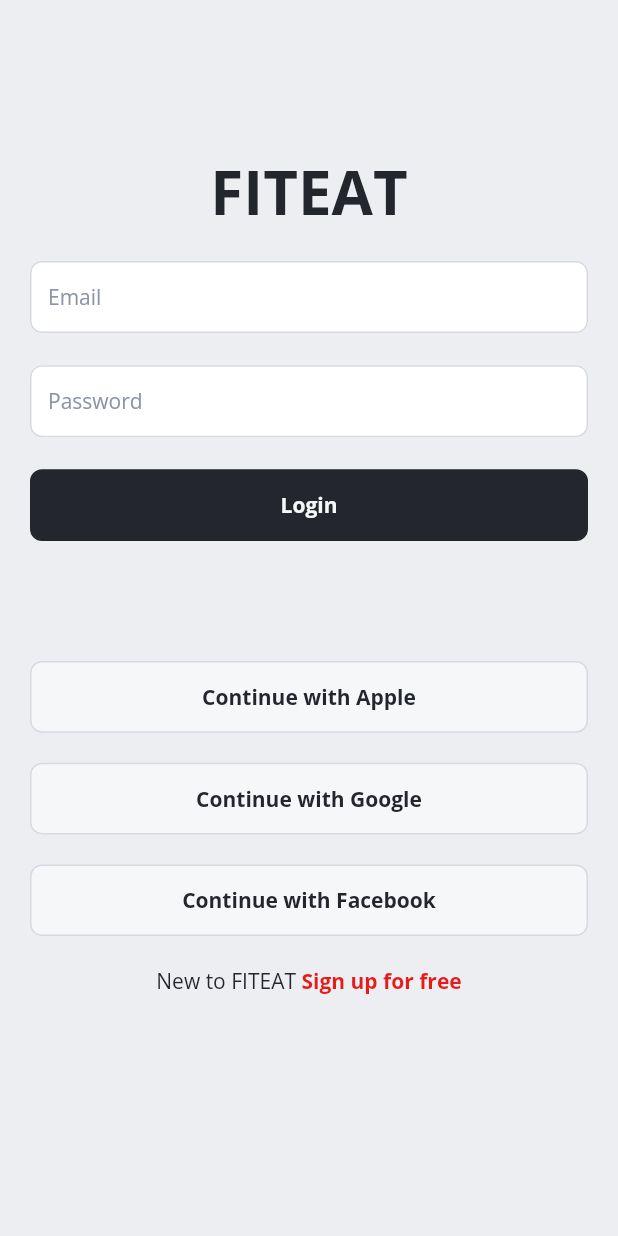
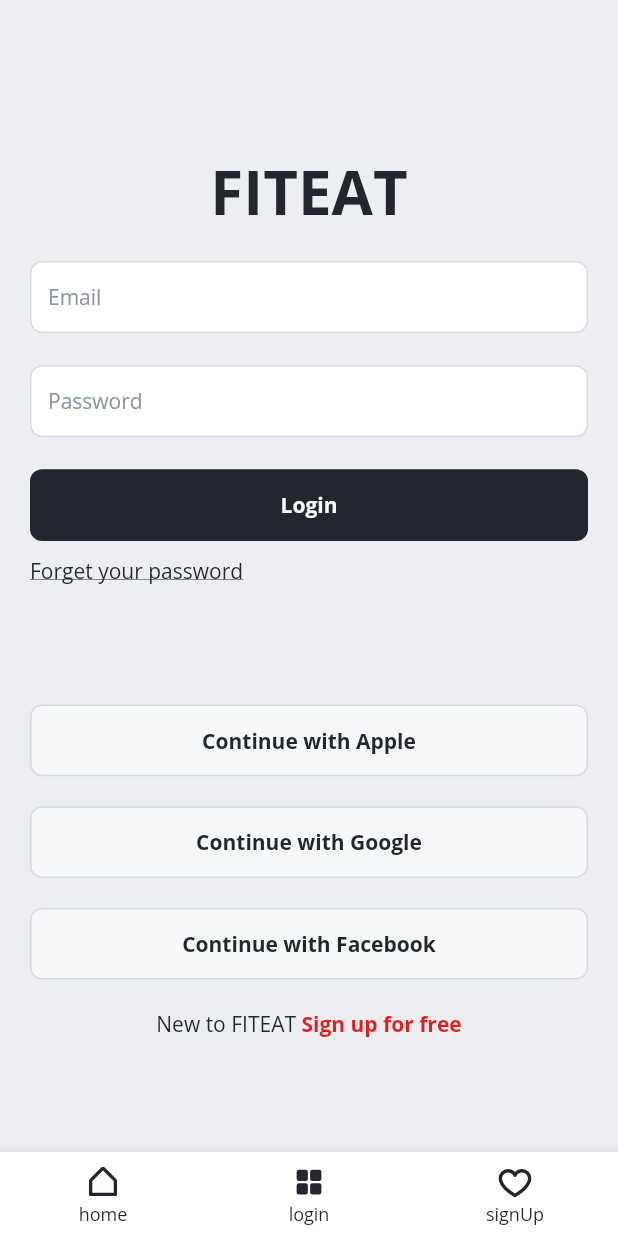
Before and after one commit to RojinTemell/fit_eat, a Flutter app: the screen it shows after launch, on a phone screen of 412 x 824 dp. Run offline on Flutter 3.47's test engine with Material 3 defaults, Android fonts, the phone set to English and light mode, and no system bars; our stand-ins replace dio, go_router, phosphor_flutter, shared_preferences.

Commit message:
add navbar,sign up and forgot password pages

```diff
--- /dev/null
+++ b/lib/core/components/bottom_nav_bar.dart
@@ -0,0 +1,118 @@
+// ignore_for_file: public_member_api_docs, sort_constructors_first
+import 'package:flutter/material.dart';
+import 'package:go_router/go_router.dart';
+import 'package:phosphor_flutter/phosphor_flutter.dart';
+import '../constants/text_constants.dart';
+
+final ValueNotifier<bool> showBottomBar = ValueNotifier(true);
+
+class BottomNavBar extends StatefulWidget {
+  const BottomNavBar({super.key, required this.shell});
+  final StatefulNavigationShell shell;
+
+  @override
+  State<BottomNavBar> createState() => _BottomNavBarState();
+}
+
+class _BottomNavBarState extends State<BottomNavBar>
+    with SingleTickerProviderStateMixin {
+  void resetNavigation() {
+    Future.delayed(Duration(milliseconds: 50), () {
+      if (mounted) {
+        widget.shell.goBranch(0, initialLocation: true);
+      }
+    });
+  }
+
+  final List<BottomTabType> tabs = BottomTabType.values;
+  int? lastTappedIndex;
+  DateTime? lastTappedTime;
+  @override
+  Widget build(BuildContext context) {
+    return Scaffold(
+      extendBody: true,
+      resizeToAvoidBottomInset: false,
+      backgroundColor: Constant.fillWhite(context),
+      bottomNavigationBar: ValueListenableBuilder<bool>(
+        valueListenable: showBottomBar,
+        builder: (context, value, _) {
+          return value
+              ? BottomNavigationBar(
+                  backgroundColor: Constant.fillWhite(context),
+                  selectedFontSize: 12,
+                  unselectedFontSize: 12,
+                  selectedItemColor: Constant.iconDark(context),
+                  unselectedItemColor: Constant.iconDark(context),
+                  unselectedLabelStyle: const TextStyle(
+                    fontSize: 12,
+                    fontWeight: FontWeight.w400,
+                  ),
+                  selectedLabelStyle: const TextStyle(
+                    fontSize: 12,
+                    fontWeight: FontWeight.w400,
+                  ),
+                  type: BottomNavigationBarType.fixed,
+                  onTap: (value) {
+                    final now = DateTime.now();
+                    if (lastTappedIndex == value &&
+                        lastTappedTime != null &&
+                        now.difference(lastTappedTime!) <
+                            const Duration(milliseconds: 300)) {
+                      widget.shell.goBranch(value, initialLocation: true);
+                    } else {
+                      //widget.shell.goBranch(value, initialLocation: true);
+                      widget.shell.goBranch(value);
+                    }
+
+                    lastTappedIndex = value;
+                    lastTappedTime = now;
+                  },
+                  currentIndex: widget.shell.currentIndex,
+                  items: List.generate(
+                    tabs.length,
+                    (index) => tabItem(
+                      tabs[index],
+                      widget.shell.currentIndex == index,
+                    ),
+                  ),
+                )
+              : const SizedBox.shrink();
+        },
+      ),
+      body: widget.shell,
+    );
+  }
+
+  BottomNavigationBarItem tabItem(BottomTabType tab, bool isSelected) {
+    return BottomNavigationBarItem(
+      label: tab.label,
+      icon: SizedBox(
+        width: 26,
+        height: 26,
+        child: PhosphorIcon(
+          tab.icon(
+            isSelected ? PhosphorIconsStyle.fill : PhosphorIconsStyle.bold,
+          ),
+          size: 24,
+        ),
+      ),
+    );
+  }
+}
+
+enum BottomTabType { home, login, signUp }
+
+extension BottomTabExtension on BottomTabType {
+  String get label => name;
+
+  IconData icon(PhosphorIconsStyle style) {
+    switch (this) {
+      case BottomTabType.home:
+        return PhosphorIcons.houseSimple(style);
+      case BottomTabType.login:
+        return PhosphorIcons.squaresFour(style);
+      case BottomTabType.signUp:
+        return PhosphorIcons.heart(style);
+    }
+  }
+}
--- a/lib/core/router/app_router.dart
+++ b/lib/core/router/app_router.dart
@@ -1,7 +1,10 @@
-import 'package:fit_eat/features/auth_page/view/login_page.dart';
-import 'package:fit_eat/features/home_page/test_page.dart';
+import 'package:fit_eat/core/components/bottom_nav_bar.dart';
+import 'package:fit_eat/features/auth_page/view/forgot_password.dart';
+import 'package:fit_eat/features/auth_page/view/login.dart';
+import 'package:fit_eat/features/home_page/view/home.dart';
 import 'package:flutter/material.dart';
 import 'package:go_router/go_router.dart';
+import '../../features/auth_page/view/sign_up.dart';
 
 class AppRouter {
   static final GlobalKey<NavigatorState> navigatorKey =
@@ -12,28 +15,61 @@ class AppRouter {
   static GoRouter createRouter() {
     return GoRouter(
       navigatorKey: navigatorKey,
-      initialLocation: "/test",
+      initialLocation: "/login",
       observers: [KeyboardDismissObserver()],
       routes: [
-        GoRoute(
-          path: "/test",
-          name: "test",
-          builder: (context, state) => LoginPage(),
+        StatefulShellRoute.indexedStack(
+          builder: ((context, state, shell) => BottomNavBar(shell: shell)),
+          branches: [
+            StatefulShellBranch(
+              routes: [
+                GoRoute(
+                  path: "/home",
+                  name: "home",
+                  builder: (context, state) => Home(),
+                ),
+              ],
+            ),
+            StatefulShellBranch(
+              routes: [
+                GoRoute(
+                  path: "/login",
+                  name: "login",
+                  builder: (context, state) => Login(),
+                ),
+                GoRoute(
+                  path: "/forgotPassword",
+                  name: "forgotPassword",
+                  builder: (context, state) => ForgotPassword(),
+                ),
+              ],
+            ),
+            StatefulShellBranch(
+              routes: [
+                GoRoute(
+                  path: "/signUp",
+                  name: "signUp",
+                  builder: (context, state) => SignUp(),
+                ),
+              ],
+            ),
+          ],
         ),
-        // StatefulShellRoute.indexedStack(
-        //   // builder: (context, state, navigationShell) => ,
-        //   branches: [
-        //     StatefulShellBranch(
-        //       routes: [
-        //         GoRoute(
-        //           path: "/test",
-        //           name: "test",
-        //           builder: (context, state) => TestPage(),
-        //         ),
-        //       ],
-        //     ),
-        //     // StatefulShellBranch(routes: []),
-        //   ],
+
+        // GoRoute(
+        //   path: "/login",
+        //   name: "login",
+        //   builder: (context, state) => Login(),
+        // ),
+        // GoRoute(
+        //   path: "/signUp",
+        //   name: "signUp",
+        //   builder: (context, state) => SignUp(),
+        // ),
+        // GoRoute(
+        //   path: "/forgotPassword",
+        //   name: "forgotPassword",
+        //   builder: (context, state) => ForgotPassword(),
         // ),
       ],
     );
--- /dev/null
+++ b/lib/features/auth_page/view/login.dart
@@ -0,0 +1,108 @@
+import 'package:fit_eat/core/components/base_button.dart';
+import 'package:fit_eat/core/components/text_input.dart';
+import 'package:fit_eat/core/constants/dynamic_constants.dart';
+import 'package:fit_eat/core/constants/text_constants.dart';
+import 'package:fit_eat/core/theme/custom_themes/text_theme.dart';
+import 'package:flutter/material.dart';
+import 'package:go_router/go_router.dart';
+
+class Login extends StatelessWidget {
+  const Login({super.key});
+
+  @override
+  Widget build(BuildContext context) {
+    return Scaffold(
+      body: Padding(
+        padding: EdgeInsetsGeometry.all(20),
+        child: Column(
+          crossAxisAlignment: CrossAxisAlignment.center,
+          children: [
+            SizedBox(height: 80),
+
+            Text('FITEAT', style: Theme.of(context).textTheme.displayMedium),
+
+            SizedBox(height: 20),
+            TextInputWidget(
+              hintText: 'Email',
+              controller: TextEditingController(),
+              keyboardType: TextInputType.emailAddress,
+            ),
+            SizedBox(height: 20),
+            TextInputWidget(
+              hintText: 'Password',
+              controller: TextEditingController(),
+              keyboardType: TextInputType.text,
+            ),
+            SizedBox(height: 20),
+
+            BaseButton(
+              callback: () => context.pushNamed('home'),
+              title: 'Login',
+              baseButtonType: BaseButtonType.filledDark,
+              baseButtonSize: BaseButtonSize.medium,
+              width: context.dynamicWidth(1),
+            ),
+            SizedBox(height: 10),
+
+            Align(
+              alignment: Alignment.centerLeft,
+              child: GestureDetector(
+                onTap: () => context.pushNamed('forgotPassword'),
+                child: Text(
+                  'Forget your password',
+                  style: Theme.of(context).textTheme.labelLarge?.copyWith(
+                    decoration: TextDecoration.underline,
+                  ),
+                ),
+              ),
+            ),
+            SizedBox(height: 80),
+
+            BaseButton(
+              title: 'Continue with Apple',
+              baseButtonType: BaseButtonType.filledGrey,
+              baseButtonSize: BaseButtonSize.medium,
+              width: context.dynamicWidth(1),
+            ),
+            SizedBox(height: 20),
+
+            BaseButton(
+              title: 'Continue with Google',
+              baseButtonType: BaseButtonType.filledGrey,
+              baseButtonSize: BaseButtonSize.medium,
+              width: context.dynamicWidth(1),
+            ),
+            SizedBox(height: 20),
+            BaseButton(
+              title: 'Continue with Facebook',
+              baseButtonType: BaseButtonType.filledGrey,
+              baseButtonSize: BaseButtonSize.medium,
+              width: context.dynamicWidth(1),
+            ),
+            SizedBox(height: 20),
+
+            Row(
+              mainAxisAlignment: MainAxisAlignment.center,
+              children: [
+                Text(
+                  'New to FITEAT',
+                  style: Theme.of(context).textTheme.labelLarge,
+                ),
+                GestureDetector(
+                  onTap: () => context.pushNamed('signUp'),
+                  child: Text(
+                    ' Sign up for free',
+                    style: Theme.of(context).textTheme.labelStrong.copyWith(
+                      color: Constant.errorText(context),
+                    ),
+                  ),
+                ),
+              ],
+            ),
+            Spacer(),
+          ],
+        ),
+      ),
+    );
+  }
+}
--- a/lib/features/auth_page/view/login_page.dart
+++ b/lib/features/auth_page/view/sign_up.dart
@@ -4,24 +4,26 @@ import 'package:fit_eat/core/constants/dynamic_constants.dart';
 import 'package:fit_eat/core/constants/text_constants.dart';
 import 'package:fit_eat/core/theme/custom_themes/text_theme.dart';
 import 'package:flutter/material.dart';
+import 'package:go_router/go_router.dart';
 
-class LoginPage extends StatelessWidget {
-  const LoginPage({super.key});
+class SignUp extends StatelessWidget {
+  const SignUp({super.key});
 
   @override
   Widget build(BuildContext context) {
     return Scaffold(
-      // appBar: AppBar(),
       body: Padding(
         padding: EdgeInsetsGeometry.all(20),
         child: Column(
-          // mainAxisAlignment: MainAxisAlignment.spaceAround,
           crossAxisAlignment: CrossAxisAlignment.center,
           children: [
             SizedBox(height: 80),
 
-            // Spacer(),
             Text('FITEAT', style: Theme.of(context).textTheme.displayMedium),
+            Text(
+              'SIGN UP FREE',
+              style: Theme.of(context).textTheme.displaySmall,
+            ),
             SizedBox(height: 20),
             TextInputWidget(
               hintText: 'Email',
@@ -71,13 +73,16 @@ class LoginPage extends StatelessWidget {
               mainAxisAlignment: MainAxisAlignment.center,
               children: [
                 Text(
-                  'New to FITEAT',
+                  'Already have an account ',
                   style: Theme.of(context).textTheme.labelLarge,
                 ),
-                Text(
-                  ' Sign up for free',
-                  style: Theme.of(context).textTheme.labelStrong.copyWith(
-                    color: Constant.errorText(context),
+                GestureDetector(
+                  onTap: () => context.pushNamed('login'),
+                  child: Text(
+                    'Login ',
+                    style: Theme.of(context).textTheme.labelStrong.copyWith(
+                      color: Constant.errorText(context),
+                    ),
                   ),
                 ),
               ],
```
Also changed, not shown: lib/core/components/appbar.dart (added, +121 -0 lines), lib/features/auth_page/view/forgot_password.dart (added, +101 -0 lines), lib/features/home_page/test_page.dart (deleted, +0 -20 lines), lib/features/home_page/view/home.dart (added, +91 -0 lines), pubspec.yaml (+7 -60 lines), assets/images/task.jpg (added), pubspec.lock.
